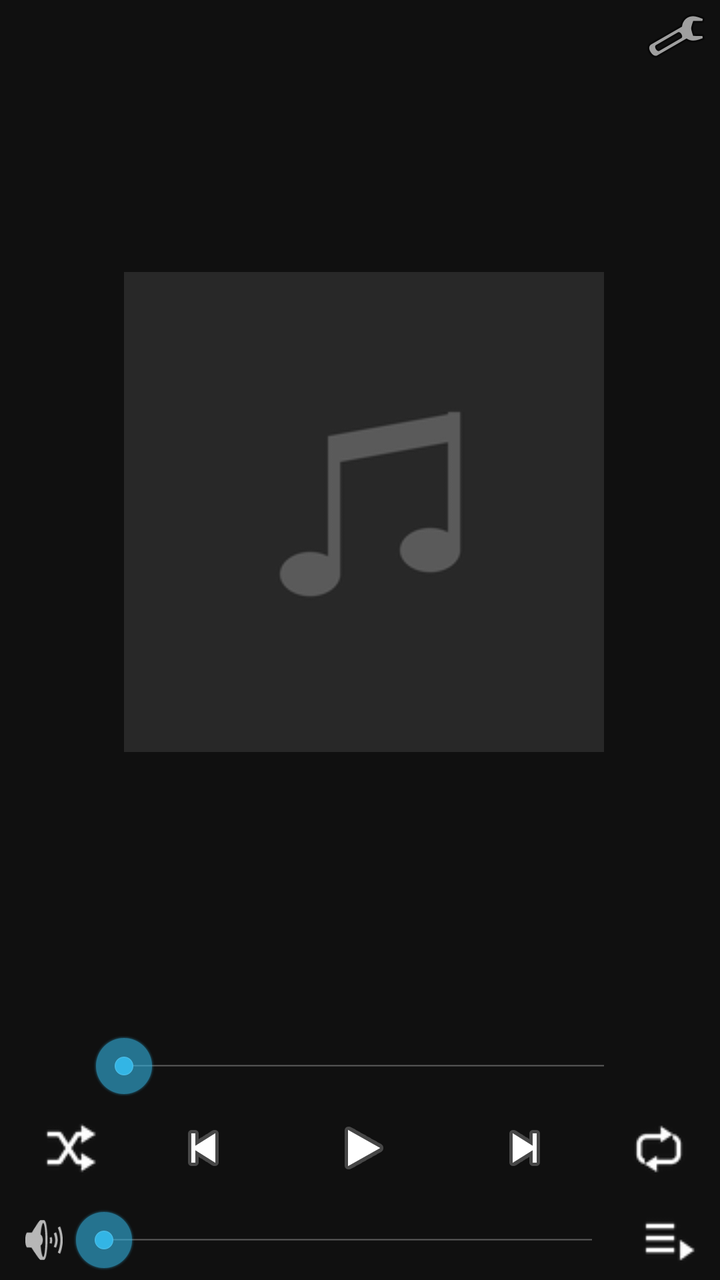
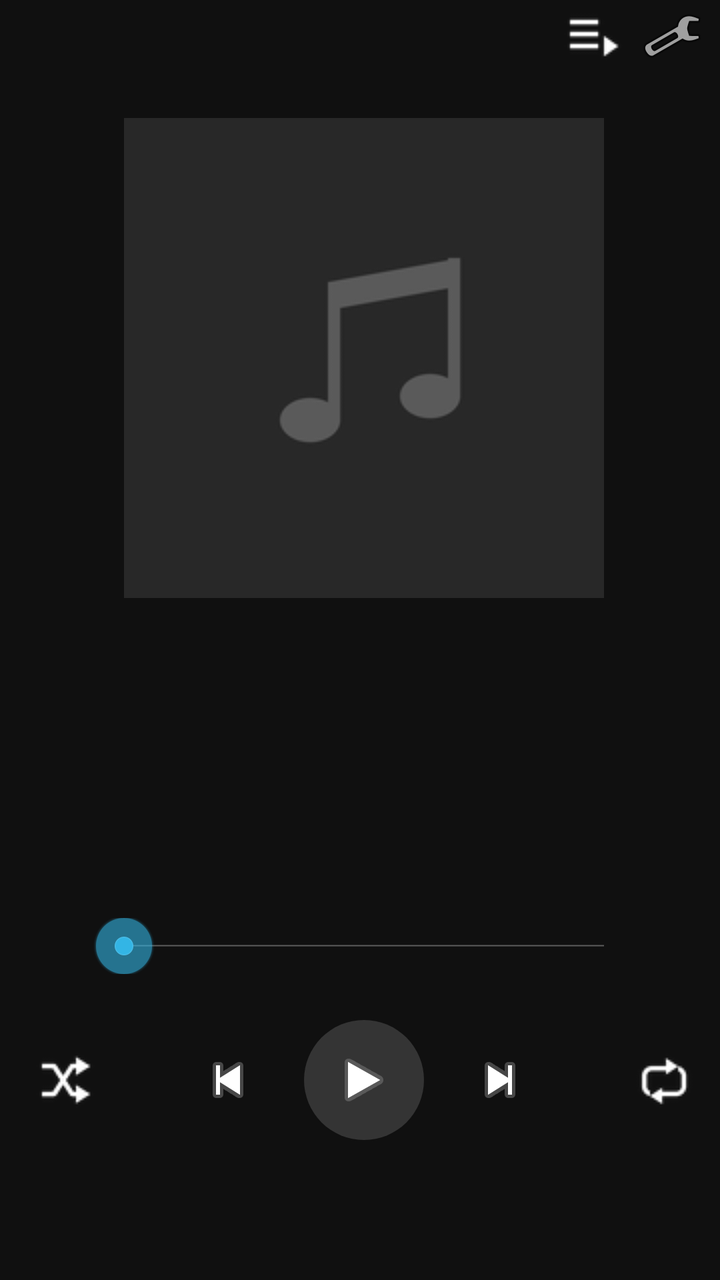

Two renders of the same Android screen: before a commit and after it. Below are the layout's source before the change and the commit's diff.
<!-- AndroidManifest.xml: application theme android:Theme.Holo.NoActionBar -->
<!-- res/layout/activity_player.xml -->
<?xml version="1.0" encoding="utf-8"?>
<FrameLayout xmlns:android="http://schemas.android.com/apk/res/android"
    android:layout_width="match_parent"
    android:layout_height="match_parent"
    android:background="#ff101010">

    <LinearLayout
        android:id="@+id/player"
        android:layout_width="match_parent"
        android:layout_height="match_parent"
        android:orientation="vertical"
        android:paddingLeft="8dp"
        android:paddingRight="4dp">

        <LinearLayout
            android:layout_width="match_parent"
            android:layout_height="36dp"
            android:orientation="horizontal">

            <TextView
                android:id="@+id/status"
                android:layout_width="0dp"
                android:layout_height="match_parent"
                android:layout_weight="1"
                android:background="?android:attr/selectableItemBackground"
                android:ellipsize="end"
                android:gravity="center_vertical"
                android:maxLines="2"
                android:textColor="#ff33b5e5"
                android:textSize="12sp" />

            <ImageButton
                android:id="@+id/settings"
                android:layout_width="36dp"
                android:layout_height="36dp"
                android:background="?android:attr/selectableItemBackground"
                android:contentDescription="@string/settings"
                android:scaleType="centerInside"
                android:src="@android:drawable/ic_menu_preferences" />
        </LinearLayout>

        <View
            android:layout_width="match_parent"
            android:layout_height="0dp"
            android:layout_weight="1" />

        <ImageView
            android:id="@+id/artwork"
            android:layout_width="240dp"
            android:layout_height="240dp"
            android:layout_gravity="center_horizontal"
            android:contentDescription="@string/artwork"
            android:scaleType="centerCrop"
            android:src="@drawable/art_placeholder" />

        <View
            android:layout_width="match_parent"
            android:layout_height="0dp"
            android:layout_weight="1" />

        <TextView
            android:id="@+id/title"
            android:layout_width="match_parent"
            android:layout_height="wrap_content"
            android:ellipsize="marquee"
            android:gravity="center_horizontal"
            android:marqueeRepeatLimit="marquee_forever"
            android:paddingLeft="4dp"
            android:paddingRight="4dp"
            android:singleLine="true"
            android:textColor="#ffffffff"
            android:textSize="18sp" />

        <TextView
            android:id="@+id/subtitle"
            android:layout_width="match_parent"
            android:layout_height="wrap_content"
            android:ellipsize="end"
            android:gravity="center_horizontal"
            android:paddingLeft="4dp"
            android:paddingRight="4dp"
            android:singleLine="true"
            android:textColor="#ffaaaaaa"
            android:textSize="13sp" />

        <LinearLayout
            android:layout_width="match_parent"
            android:layout_height="30dp"
            android:gravity="center_vertical"
            android:orientation="horizontal">

            <TextView
                android:id="@+id/elapsed"
                android:layout_width="38dp"
                android:layout_height="wrap_content"
                android:gravity="right"
                android:textColor="#ffaaaaaa"
                android:textSize="11sp" />

            <SeekBar
                android:id="@+id/seek"
                android:layout_width="0dp"
                android:layout_height="wrap_content"
                android:layout_weight="1"
                android:paddingLeft="12dp"
                android:paddingRight="12dp" />

            <TextView
                android:id="@+id/duration"
                android:layout_width="38dp"
                android:layout_height="wrap_content"
                android:gravity="left"
                android:textColor="#ffaaaaaa"
                android:textSize="11sp" />
        </LinearLayout>

        <LinearLayout
            android:layout_width="match_parent"
            android:layout_height="52dp"
            android:gravity="center"
            android:orientation="horizontal">

            <ImageButton
                android:id="@+id/shuffle"
                android:layout_width="0dp"
                android:layout_height="match_parent"
                android:layout_weight="2"
                android:background="?android:attr/selectableItemBackground"
                android:contentDescription="@string/shuffle"
                android:scaleType="centerInside"
                android:src="@drawable/ic_shuffle" />

            <ImageButton
                android:id="@+id/prev"
                android:layout_width="0dp"
                android:layout_height="match_parent"
                android:layout_weight="3"
                android:background="?android:attr/selectableItemBackground"
                android:contentDescription="@string/prev"
                android:scaleType="centerInside"
                android:src="@android:drawable/ic_media_previous" />

            <ImageButton
                android:id="@+id/play_pause"
                android:layout_width="0dp"
                android:layout_height="match_parent"
                android:layout_weight="3"
                android:background="?android:attr/selectableItemBackground"
                android:contentDescription="@string/play_pause"
                android:scaleType="centerInside"
                android:src="@android:drawable/ic_media_play" />

            <ImageButton
                android:id="@+id/next"
                android:layout_width="0dp"
                android:layout_height="match_parent"
                android:layout_weight="3"
                android:background="?android:attr/selectableItemBackground"
                android:contentDescription="@string/next"
                android:scaleType="centerInside"
                android:src="@android:drawable/ic_media_next" />

            <ImageButton
                android:id="@+id/repeat"
                android:layout_width="0dp"
                android:layout_height="match_parent"
                android:layout_weight="2"
                android:background="?android:attr/selectableItemBackground"
                android:contentDescription="@string/repeat"
                android:scaleType="centerInside"
                android:src="@drawable/ic_repeat" />
        </LinearLayout>

        <LinearLayout
            android:layout_width="match_parent"
            android:layout_height="40dp"
            android:gravity="center_vertical"
            android:orientation="horizontal">

            <ImageView
                android:layout_width="28dp"
                android:layout_height="28dp"
                android:alpha="0.7"
                android:contentDescription="@string/volume"
                android:scaleType="centerInside"
                android:src="@android:drawable/ic_lock_silent_mode_off" />

            <SeekBar
                android:id="@+id/volume"
                android:layout_width="0dp"
                android:layout_height="wrap_content"
                android:layout_weight="1"
                android:max="100"
                android:paddingLeft="12dp"
                android:paddingRight="12dp" />

            <ImageButton
                android:id="@+id/queue_button"
                android:layout_width="44dp"
                android:layout_height="match_parent"
                android:background="?android:attr/selectableItemBackground"
                android:contentDescription="@string/queue"
                android:scaleType="centerInside"
                android:src="@drawable/ic_queue" />
        </LinearLayout>
    </LinearLayout>

    
    <LinearLayout
        android:id="@+id/queue_panel"
        android:layout_width="match_parent"
        android:layout_height="match_parent"
        android:layout_marginTop="36dp"
        android:background="@drawable/queue_panel_bg"
        android:clickable="true"
        android:orientation="vertical"
        android:visibility="gone">

        <LinearLayout
            android:id="@+id/queue_header"
            android:layout_width="match_parent"
            android:layout_height="44dp"
            android:gravity="center_vertical"
            android:orientation="horizontal"
            android:paddingLeft="12dp">

            <TextView
                android:layout_width="0dp"
                android:layout_height="wrap_content"
                android:layout_weight="1"
                android:drawableTop="@drawable/queue_handle"
                android:drawablePadding="4dp"
                android:gravity="left"
                android:text="@string/queue_title"
                android:textColor="#ffffffff"
                android:textSize="16sp" />

            <ImageButton
                android:id="@+id/queue_close"
                android:layout_width="44dp"
                android:layout_height="44dp"
                android:background="?android:attr/selectableItemBackground"
                android:contentDescription="@string/close"
                android:scaleType="centerInside"
                android:src="@android:drawable/ic_menu_close_clear_cancel" />
        </LinearLayout>

        <ListView
            android:id="@+id/queue_list"
            android:layout_width="match_parent"
            android:layout_height="0dp"
            android:layout_weight="1"
            android:divider="#22ffffff"
            android:dividerHeight="1px"
            android:fadingEdge="vertical" />

        <TextView
            android:id="@+id/queue_empty"
            android:layout_width="match_parent"
            android:layout_height="0dp"
            android:layout_weight="1"
            android:gravity="center"
            android:text="@string/queue_empty"
            android:textColor="#ffaaaaaa"
            android:textSize="14sp"
            android:visibility="gone" />
    </LinearLayout>
</FrameLayout>
<!-- resources referenced by this layout -->
<resources>
  <!-- drawable art_placeholder: png bitmap (drawable-mdpi, 1933 bytes) -->
  <!-- drawable ic_queue: png bitmap (drawable-mdpi, 389 bytes) -->
  <!-- drawable ic_repeat: png bitmap (drawable-mdpi, 693 bytes) -->
  <!-- drawable ic_shuffle: png bitmap (drawable-mdpi, 691 bytes) -->
  <!-- drawable queue_handle (drawable) -->
  <?xml version="1.0" encoding="utf-8"?>
  <shape xmlns:android="http://schemas.android.com/apk/res/android" android:shape="rectangle">
      <solid android:color="#66ffffff" />
      <corners android:radius="2dp" />
      <size android:width="32dp" android:height="4dp" />
  </shape>
  <!-- drawable queue_panel_bg (drawable) -->
  <?xml version="1.0" encoding="utf-8"?>
  <shape xmlns:android="http://schemas.android.com/apk/res/android" android:shape="rectangle">
      <solid android:color="#ff1c1c1c" />
      <corners android:topLeftRadius="8dp" android:topRightRadius="8dp" />
  </shape>
  <string name="artwork">アートワーク</string>
  <string name="close">閉じる</string>
  <string name="next">次の曲</string>
  <string name="play_pause">再生/一時停止</string>
  <string name="prev">前の曲</string>
  <string name="queue">キュー</string>
  <string name="queue_empty">キューは空です</string>
  <string name="queue_title">次に再生</string>
  <string name="repeat">リピート</string>
  <string name="settings">設定</string>
  <string name="shuffle">シャッフル</string>
  <string name="volume">音量</string>
</resources>

<!-- the commit's change to res/layout/activity_player.xml (unified diff, before → after) -->
@@ -30,8 +30,17 @@
                 android:textSize="12sp" />
 
             <ImageButton
+                android:id="@+id/queue_button"
+                android:layout_width="40dp"
+                android:layout_height="36dp"
+                android:background="?android:attr/selectableItemBackground"
+                android:contentDescription="@string/queue"
+                android:scaleType="centerInside"
+                android:src="@drawable/ic_queue" />
+
+            <ImageButton
                 android:id="@+id/settings"
-                android:layout_width="36dp"
+                android:layout_width="40dp"
                 android:layout_height="36dp"
                 android:background="?android:attr/selectableItemBackground"
                 android:contentDescription="@string/settings"
@@ -56,7 +65,7 @@
         <View
             android:layout_width="match_parent"
             android:layout_height="0dp"
-            android:layout_weight="1" />
+            android:layout_weight="3" />
 
         <TextView
             android:id="@+id/title"
@@ -65,8 +74,8 @@
             android:ellipsize="marquee"
             android:gravity="center_horizontal"
             android:marqueeRepeatLimit="marquee_forever"
-            android:paddingLeft="4dp"
-            android:paddingRight="4dp"
+            android:paddingLeft="8dp"
+            android:paddingRight="8dp"
             android:singleLine="true"
             android:textColor="#ffffffff"
             android:textSize="18sp" />
@@ -75,17 +84,23 @@
             android:id="@+id/subtitle"
             android:layout_width="match_parent"
             android:layout_height="wrap_content"
+            android:layout_marginTop="2dp"
             android:ellipsize="end"
             android:gravity="center_horizontal"
-            android:paddingLeft="4dp"
-            android:paddingRight="4dp"
+            android:paddingLeft="8dp"
+            android:paddingRight="8dp"
             android:singleLine="true"
             android:textColor="#ffaaaaaa"
             android:textSize="13sp" />
 
-        <LinearLayout
-            android:layout_width="match_parent"
-            android:layout_height="30dp"
+        <View
+            android:layout_width="match_parent"
+            android:layout_height="0dp"
+            android:layout_weight="2" />
+
+        <LinearLayout
+            android:layout_width="match_parent"
+            android:layout_height="28dp"
             android:gravity="center_vertical"
             android:orientation="horizontal">
 
@@ -114,95 +129,80 @@
                 android:textSize="11sp" />
         </LinearLayout>
 
-        <LinearLayout
-            android:layout_width="match_parent"
-            android:layout_height="52dp"
+        <View
+            android:layout_width="match_parent"
+            android:layout_height="0dp"
+            android:layout_weight="1" />
+
+        
+        <LinearLayout
+            android:layout_width="match_parent"
+            android:layout_height="60dp"
             android:gravity="center"
             android:orientation="horizontal">
 
             <ImageButton
                 android:id="@+id/shuffle"
+                android:layout_width="48dp"
+                android:layout_height="56dp"
+                android:background="?android:attr/selectableItemBackground"
+                android:contentDescription="@string/shuffle"
+                android:scaleType="centerInside"
+                android:src="@drawable/ic_shuffle" />
+
+            <View
                 android:layout_width="0dp"
                 android:layout_height="match_parent"
-                android:layout_weight="2"
-                android:background="?android:attr/selectableItemBackground"
-                android:contentDescription="@string/shuffle"
-                android:scaleType="centerInside"
-                android:src="@drawable/ic_shuffle" />
+                android:layout_weight="1" />
 
             <ImageButton
                 android:id="@+id/prev"
+                android:layout_width="56dp"
+                android:layout_height="56dp"
+                android:background="?android:attr/selectableItemBackground"
+                android:contentDescription="@string/prev"
+                android:scaleType="centerInside"
+                android:src="@android:drawable/ic_media_previous" />
+
+            <ImageButton
+                android:id="@+id/play_pause"
+                android:layout_width="60dp"
+                android:layout_height="60dp"
+                android:layout_marginLeft="10dp"
+                android:layout_marginRight="10dp"
+                android:background="@drawable/play_button_bg"
+                android:contentDescription="@string/play_pause"
+                android:scaleType="centerInside"
+                android:src="@android:drawable/ic_media_play" />
+
+            <ImageButton
+                android:id="@+id/next"
+                android:layout_width="56dp"
+                android:layout_height="56dp"
+                android:background="?android:attr/selectableItemBackground"
+                android:contentDescription="@string/next"
+                android:scaleType="centerInside"
+                android:src="@android:drawable/ic_media_next" />
+
+            <View
                 android:layout_width="0dp"
                 android:layout_height="match_parent"
-                android:layout_weight="3"
-                android:background="?android:attr/selectableItemBackground"
-                android:contentDescription="@string/prev"
-                android:scaleType="centerInside"
-                android:src="@android:drawable/ic_media_previous" />
-
-            <ImageButton
-                android:id="@+id/play_pause"
-                android:layout_width="0dp"
-                android:layout_height="match_parent"
-                android:layout_weight="3"
-                android:background="?android:attr/selectableItemBackground"
-                android:contentDescription="@string/play_pause"
-                android:scaleType="centerInside"
-                android:src="@android:drawable/ic_media_play" />
-
-            <ImageButton
-                android:id="@+id/next"
-                android:layout_width="0dp"
-                android:layout_height="match_parent"
-                android:layout_weight="3"
-                android:background="?android:attr/selectableItemBackground"
-                android:contentDescription="@string/next"
-                android:scaleType="centerInside"
-                android:src="@android:drawable/ic_media_next" />
+                android:layout_weight="1" />
 
             <ImageButton
                 android:id="@+id/repeat"
-                android:layout_width="0dp"
-                android:layout_height="match_parent"
-                android:layout_weight="2"
+                android:layout_width="48dp"
+                android:layout_height="56dp"
                 android:background="?android:attr/selectableItemBackground"
                 android:contentDescription="@string/repeat"
                 android:scaleType="centerInside"
                 android:src="@drawable/ic_repeat" />
         </LinearLayout>
 
-        <LinearLayout
-            android:layout_width="match_parent"
-            android:layout_height="40dp"
-            android:gravity="center_vertical"
-            android:orientation="horizontal">
-
-            <ImageView
-                android:layout_width="28dp"
-                android:layout_height="28dp"
-                android:alpha="0.7"
-                android:contentDescription="@string/volume"
-                android:scaleType="centerInside"
-                android:src="@android:drawable/ic_lock_silent_mode_off" />
-
-            <SeekBar
-                android:id="@+id/volume"
-                android:layout_width="0dp"
-                android:layout_height="wrap_content"
-                android:layout_weight="1"
-                android:max="100"
-                android:paddingLeft="12dp"
-                android:paddingRight="12dp" />
-
-            <ImageButton
-                android:id="@+id/queue_button"
-                android:layout_width="44dp"
-                android:layout_height="match_parent"
-                android:background="?android:attr/selectableItemBackground"
-                android:contentDescription="@string/queue"
-                android:scaleType="centerInside"
-                android:src="@drawable/ic_queue" />
-        </LinearLayout>
+        <View
+            android:layout_width="match_parent"
+            android:layout_height="0dp"
+            android:layout_weight="3" />
     </LinearLayout>
 
     
<!-- resource entries referenced after the edit -->
@@ -4,6 +4,20 @@
   <!-- drawable ic_queue: png bitmap (drawable-mdpi, 389 bytes) -->
   <!-- drawable ic_repeat: png bitmap (drawable-mdpi, 693 bytes) -->
   <!-- drawable ic_shuffle: png bitmap (drawable-mdpi, 691 bytes) -->
+  <!-- drawable play_button_bg (drawable) -->
+  <?xml version="1.0" encoding="utf-8"?>
+  <selector xmlns:android="http://schemas.android.com/apk/res/android">
+      <item android:state_pressed="true">
+          <shape android:shape="oval">
+              <solid android:color="#5533b5e5" />
+          </shape>
+      </item>
+      <item>
+          <shape android:shape="oval">
+              <solid android:color="#26ffffff" />
+          </shape>
+      </item>
+  </selector>
   <!-- drawable queue_handle (drawable) -->
   <?xml version="1.0" encoding="utf-8"?>
   <shape xmlns:android="http://schemas.android.com/apk/res/android" android:shape="rectangle">
@@ -28,6 +42,5 @@
   <string name="repeat">リピート</string>
   <string name="settings">設定</string>
   <string name="shuffle">シャッフル</string>
-  <string name="volume">音量</string>
 </resources>
 
